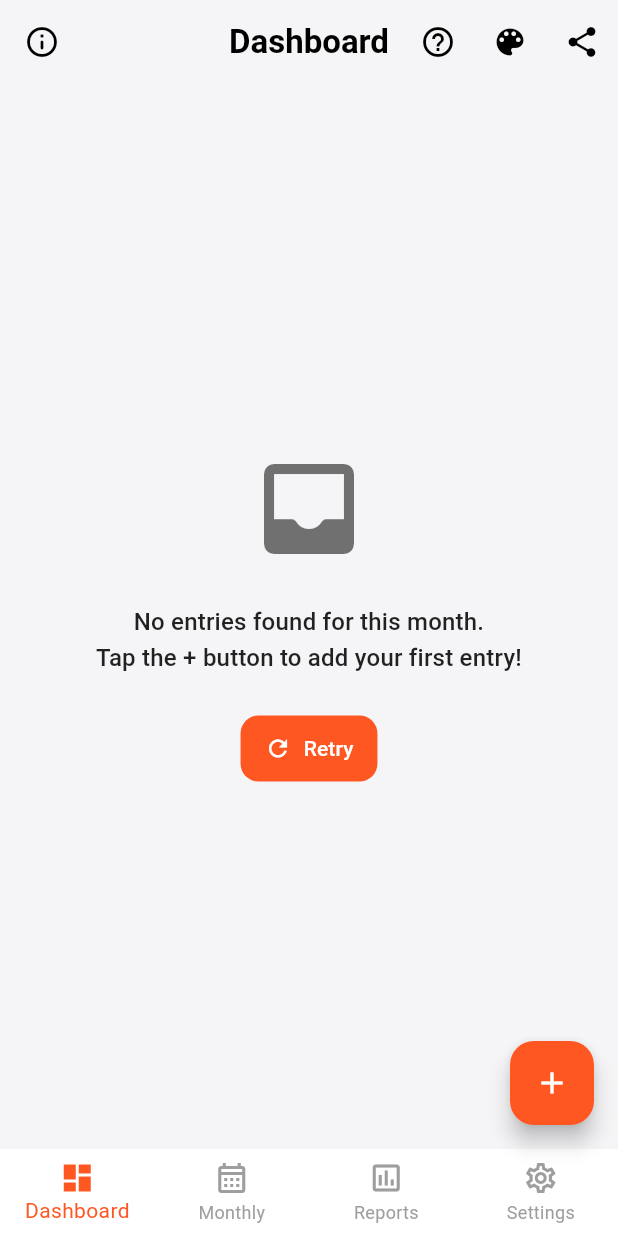
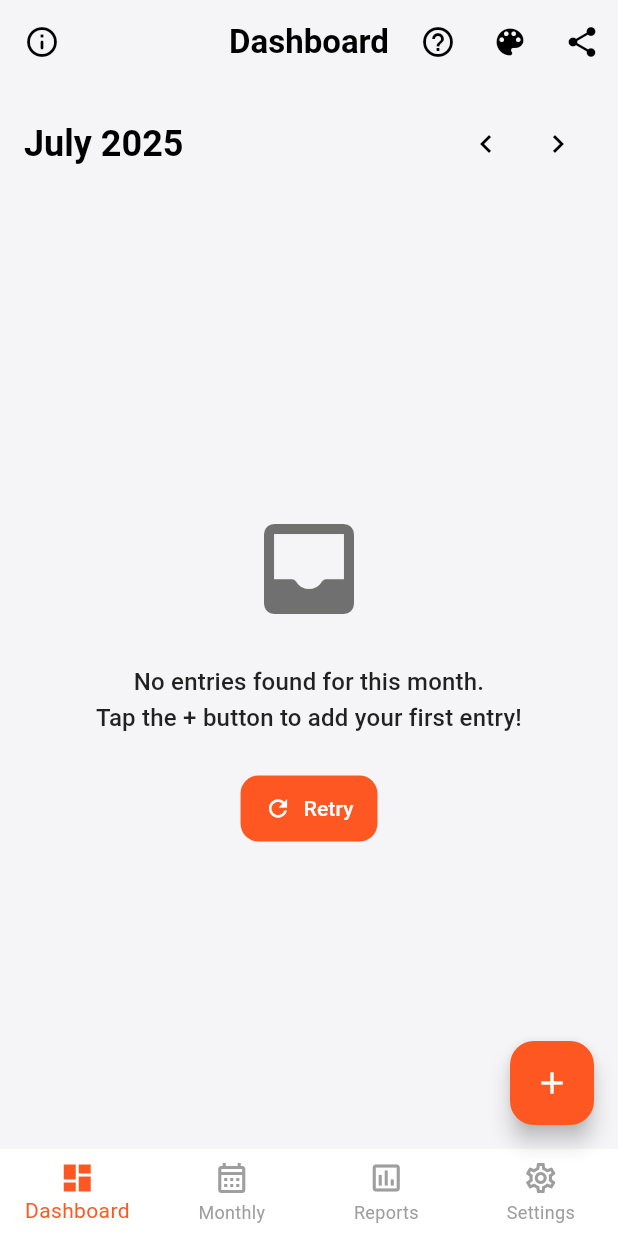
Before and after one commit to suvojit213/Dishtv-Agent-Trackerapp, a Flutter app: the DashboardView screen opened directly, on a phone screen of 412 x 824 dp. Run offline on Flutter 3.47's test engine with Material 3 defaults, Android fonts, the phone set to English and light mode, and no system bars; our stand-ins replace device_info_plus, equatable, file_picker, fl_chart, flutter_bloc, open_file and 7 more; missing offline and left inert: excel; accounts and stored records are empty.

Commit message:
Fix: Ensure month navigation is always visible on dashboard

```diff
--- a/lib/presentation/features/dashboard/widgets/dashboard_screen.dart
+++ b/lib/presentation/features/dashboard/widgets/dashboard_screen.dart
@@ -171,31 +171,15 @@ class _DashboardViewState extends State<DashboardView> {
               );
             }
 
-            if (state.monthlySummary == null || state.monthlySummary!.entries.isEmpty) {
-              return EmptyStateWidget(
-                message: 'No entries found for this month.\nTap the + button to add your first entry!',
-                onRetry: () => context.read<DashboardBloc>().add(RefreshDashboard()),
-              );
-            }
-
-            return RefreshIndicator(
-              onRefresh: () async {
-                context.read<DashboardBloc>().add(RefreshDashboard());
-                context.read<GoalsBloc>().add(LoadGoals());
-              },
-              color: AppColors.dishTvOrange,
-              child: CustomScrollView(
-                physics: const BouncingScrollPhysics(parent: AlwaysScrollableScrollPhysics()),
-                slivers: [
-                  SliverToBoxAdapter(child: const SizedBox(height: 16)),
-                  SliverToBoxAdapter(
-                    child: Padding(
-                      padding: const EdgeInsets.symmetric(horizontal: 16),
+            return Column(
+              children: [
+                Padding(
+                  padding: const EdgeInsets.symmetric(horizontal: 16, vertical: 16),
                   child: Row(
                     mainAxisAlignment: MainAxisAlignment.spaceBetween,
                     children: [
                       Text(
-                            state.monthlySummary!.formattedMonthYear,
+                        state.monthlySummary?.formattedMonthYear ?? 'Select Month',
                         style: Theme.of(context).textTheme.headlineSmall,
                       ),
                       Row(
@@ -225,7 +209,21 @@ class _DashboardViewState extends State<DashboardView> {
                     ],
                   ),
                 ),
-                  ),
+                Expanded(
+                  child: state.monthlySummary == null || state.monthlySummary!.entries.isEmpty
+                      ? EmptyStateWidget(
+                          message: 'No entries found for this month.\nTap the + button to add your first entry!',
+                          onRetry: () => context.read<DashboardBloc>().add(RefreshDashboard()),
+                        )
+                      : RefreshIndicator(
+                          onRefresh: () async {
+                            context.read<DashboardBloc>().add(RefreshDashboard());
+                            context.read<GoalsBloc>().add(LoadGoals());
+                          },
+                          color: AppColors.dishTvOrange,
+                          child: CustomScrollView(
+                            physics: const BouncingScrollPhysics(parent: AlwaysScrollableScrollPhysics()),
+                            sliver: [
                               SliverToBoxAdapter(child: const SizedBox(height: 16)),
                               SliverPadding(
                                 padding: const EdgeInsets.symmetric(horizontal: 16),
@@ -298,6 +296,9 @@ class _DashboardViewState extends State<DashboardView> {
                               SliverToBoxAdapter(child: const SizedBox(height: 100)),
                             ],
                           ),
+                        ),
+                ),
+              ],
             );
           },
         ),
```
Lines whose indentation alone changed are shown as unchanged.
